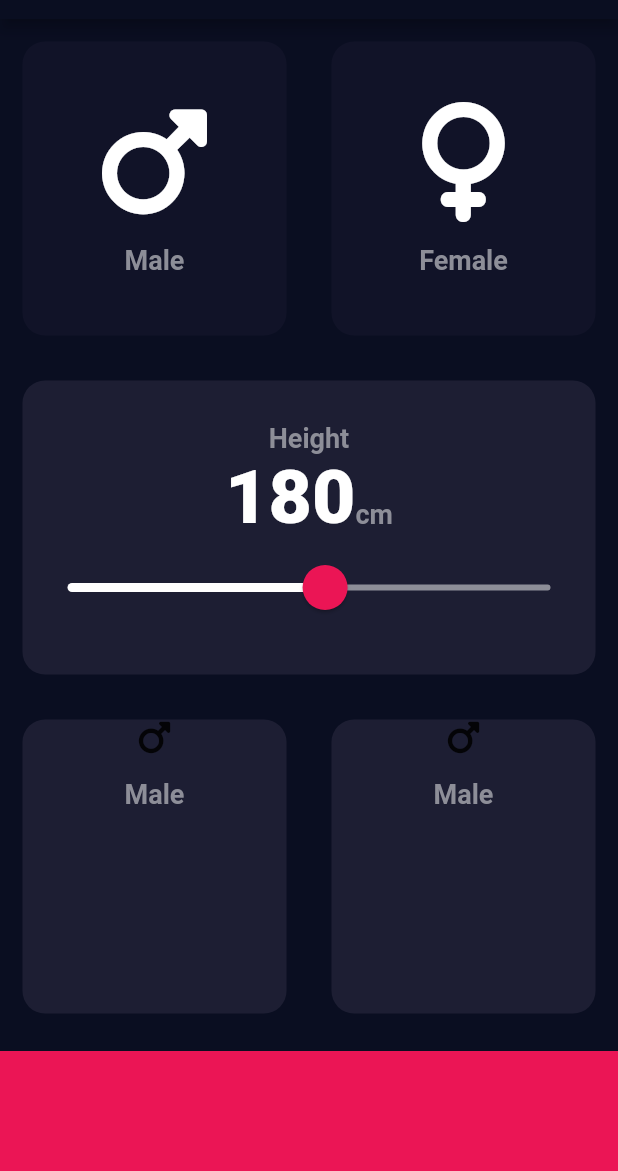
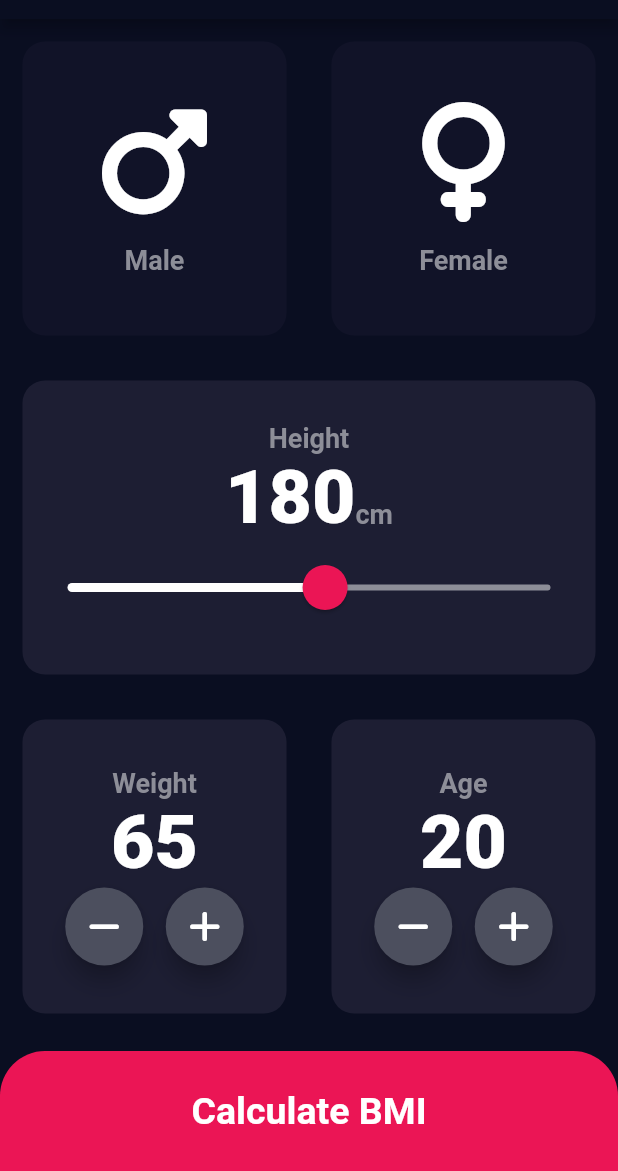
Before and after one commit to Ahmad-Sheikh/bmi_calculator_flutter, a Flutter app: the screen it shows after launch, on a phone screen of 412 x 824 dp, the part 65-1236 px from its top. Run offline on Flutter 3.47's test engine with Material 2 defaults, Android fonts, the phone set to English and light mode, and no system bars; our stand-ins replace font_awesome_flutter.

Commit message:
Round Icon Button

```diff
--- a/lib/home.dart
+++ b/lib/home.dart
@@ -1,3 +1,4 @@
+import 'package:bmi_calculator/roundicon_button_widget.dart';
 import 'package:flutter/material.dart';
 import 'package:font_awesome_flutter/font_awesome_flutter.dart';
 import 'container_widget.dart';
@@ -5,6 +6,8 @@ import 'container_content_widget.dart';
 import 'constant.dart';
 
 int heights = 180;
+int weights = 65;
+int ages = 20;
 
 enum Gender {
   male,
@@ -138,12 +141,34 @@ class _HomeState extends State<Home> {
                     },
                     myColor: kActiveCardColor,
                     containerChild: Column(
-                      children: const [
-                        Icon(FontAwesomeIcons.mars),
-                        SizedBox(
-                          height: 15,
+                      mainAxisAlignment: MainAxisAlignment.center,
+                      children: [
+                        Text('Weight', style: kLabelTextStyle),
+                        Text(weights.toString(), style: kNumberTextStyle),
+                        Row(
+                          mainAxisAlignment: MainAxisAlignment.center,
+                          children: [
+                            RoundIconButton(
+                              icon: FontAwesomeIcons.minus,
+                              onPresseds: () {
+                                setState(() {
+                                  weights--;
+                                });
+                              },
+                            ),
+                            const SizedBox(
+                              width: 15,
+                            ),
+                            RoundIconButton(
+                              icon: FontAwesomeIcons.plus,
+                              onPresseds: () {
+                                setState(() {
+                                  weights++;
+                                });
+                              },
+                            ),
+                          ],
                         ),
-                        Text('Male', style: kLabelTextStyle)
                       ],
                     ),
                   ),
@@ -155,12 +180,34 @@ class _HomeState extends State<Home> {
                     },
                     myColor: kActiveCardColor,
                     containerChild: Column(
-                      children: const [
-                        Icon(FontAwesomeIcons.mars),
-                        SizedBox(
-                          height: 15,
+                      mainAxisAlignment: MainAxisAlignment.center,
+                      children: [
+                        Text('Age', style: kLabelTextStyle),
+                        Text(ages.toString(), style: kNumberTextStyle),
+                        Row(
+                          mainAxisAlignment: MainAxisAlignment.center,
+                          children: [
+                            RoundIconButton(
+                              icon: FontAwesomeIcons.minus,
+                              onPresseds: () {
+                                setState(() {
+                                  ages--;
+                                });
+                              },
+                            ),
+                            const SizedBox(
+                              width: 15,
+                            ),
+                            RoundIconButton(
+                              icon: FontAwesomeIcons.plus,
+                              onPresseds: () {
+                                setState(() {
+                                  ages++;
+                                });
+                              },
+                            ),
+                          ],
                         ),
-                        Text('Male', style: kLabelTextStyle)
                       ],
                     ),
                   ),
@@ -171,8 +218,24 @@ class _HomeState extends State<Home> {
           Container(
             height: kBottomContainerHeight,
             width: double.infinity,
-            color: kBottomContainerColor,
+            decoration: const BoxDecoration(
+              borderRadius: BorderRadius.only(
+                topRight: Radius.circular(30),
+                topLeft: Radius.circular(30),
+              ),
+              color: kBottomContainerColor,
+            ),
             margin: const EdgeInsets.only(top: 10),
+            child: const Center(
+              child: Text(
+                "Calculate BMI",
+                style: TextStyle(
+                  fontSize: 25,
+                  fontWeight: FontWeight.bold,
+                  color: Colors.white,
+                ),
+              ),
+            ),
           ),
         ],
       ),
--- /dev/null
+++ b/lib/roundicon_button_widget.dart
@@ -0,0 +1,21 @@
+import 'package:flutter/material.dart';
+
+class RoundIconButton extends StatelessWidget {
+  const RoundIconButton({required this.icon, required this.onPresseds});
+  final IconData icon;
+  final VoidCallback? onPresseds;
+  @override
+  Widget build(BuildContext context) {
+    return RawMaterialButton(
+      shape: const CircleBorder(),
+      fillColor: const Color(0xff4C4F5E),
+      constraints: const BoxConstraints.tightFor(
+        width: 52.0,
+        height: 52.0,
+      ),
+      elevation: 6.0,
+      onPressed: onPresseds,
+      child: Icon(icon, color: Colors.white),
+    );
+  }
+}
```
